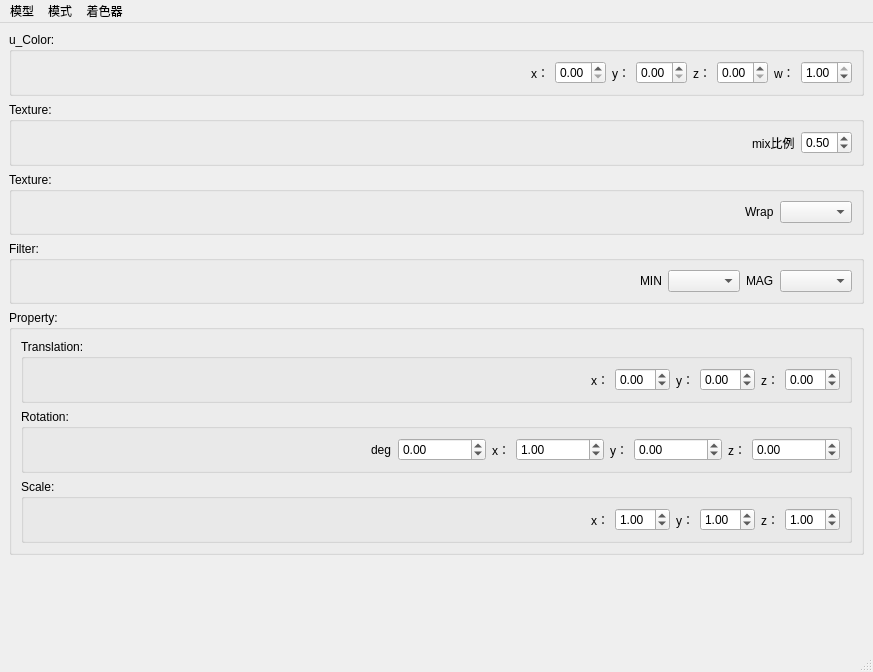
First picture: the form in mainwindow.ui, repository WeiMuYang/rendering-tool, before the edit.
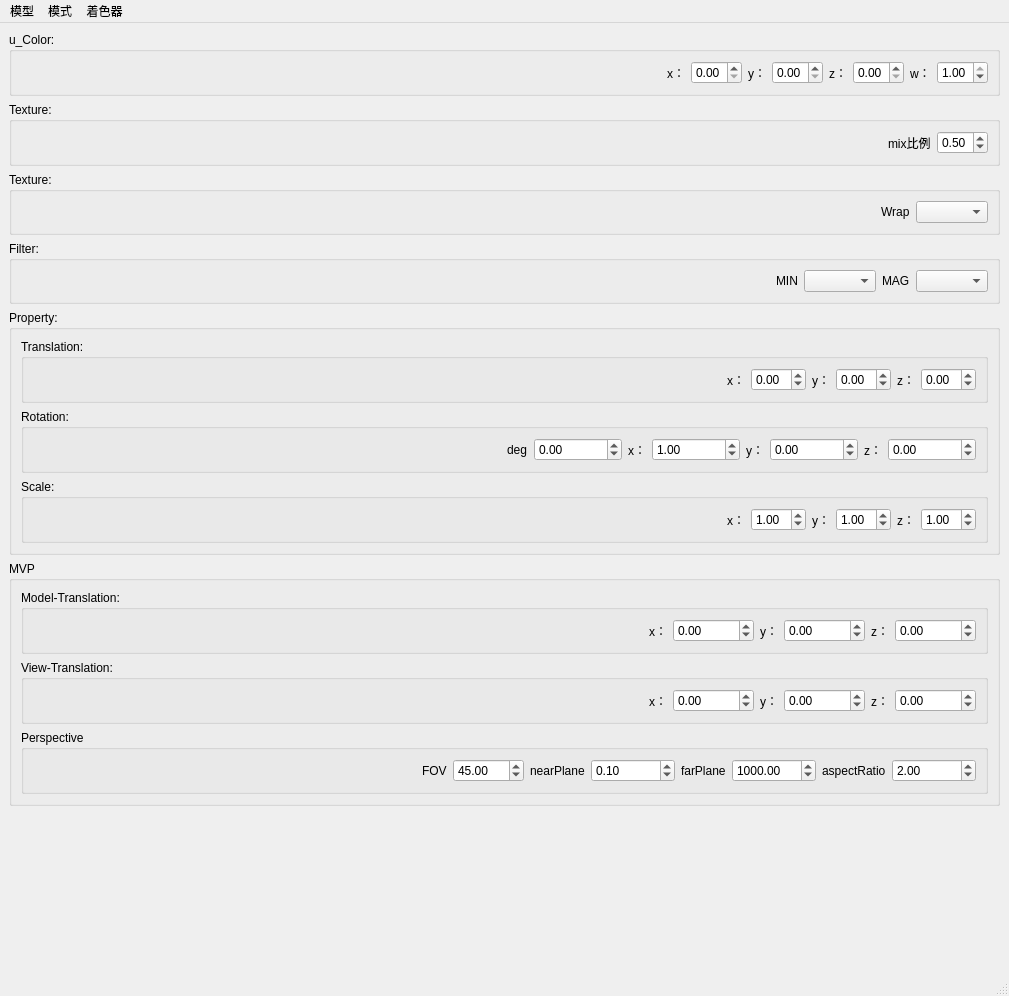
Second picture: the form after the edit. Custom widgets are drawn as their Qt base class.

Patch:
```diff
--- a/mainwindow.ui
+++ b/mainwindow.ui
@@ -6,8 +6,8 @@
    <rect>
     <x>0</x>
     <y>0</y>
-    <width>873</width>
-    <height>672</height>
+    <width>1009</width>
+    <height>996</height>
    </rect>
   </property>
   <property name="windowTitle">
@@ -563,6 +563,339 @@
       </layout>
      </widget>
     </item>
+    <item>
+     <widget class="QGroupBox" name="mvpBox">
+      <property name="minimumSize">
+       <size>
+        <width>0</width>
+        <height>50</height>
+       </size>
+      </property>
+      <property name="title">
+       <string>MVP</string>
+      </property>
+      <layout class="QVBoxLayout" name="verticalLayout_4">
+       <item>
+        <layout class="QVBoxLayout" name="verticalLayout_3">
+         <item>
+          <widget class="QGroupBox" name="colorUniformBox_10">
+           <property name="minimumSize">
+            <size>
+             <width>0</width>
+             <height>50</height>
+            </size>
+           </property>
+           <property name="title">
+            <string>Model-Translation:</string>
+           </property>
+           <layout class="QHBoxLayout" name="horizontalLayout_15">
+            <item>
+             <spacer name="horizontalSpacer_13">
+              <property name="orientation">
+               <enum>Qt::Horizontal</enum>
+              </property>
+              <property name="sizeHint" stdset="0">
+               <size>
+                <width>40</width>
+                <height>20</height>
+               </size>
+              </property>
+             </spacer>
+            </item>
+            <item>
+             <widget class="QLabel" name="label_35">
+              <property name="text">
+               <string>x：</string>
+              </property>
+             </widget>
+            </item>
+            <item>
+             <widget class="QDoubleSpinBox" name="model_tran_x_SpinBox">
+              <property name="minimum">
+               <double>-10000.000000000000000</double>
+              </property>
+              <property name="maximum">
+               <double>1000.000000000000000</double>
+              </property>
+              <property name="singleStep">
+               <double>1.000000000000000</double>
+              </property>
+              <property name="value">
+               <double>0.000000000000000</double>
+              </property>
+             </widget>
+            </item>
+            <item>
+             <widget class="QLabel" name="label_36">
+              <property name="text">
+               <string>y：</string>
+              </property>
+             </widget>
+            </item>
+            <item>
+             <widget class="QDoubleSpinBox" name="model_tran_y_SpinBox">
+              <property name="minimum">
+               <double>-10000.000000000000000</double>
+              </property>
+              <property name="maximum">
+               <double>1000.000000000000000</double>
+              </property>
+              <property name="singleStep">
+               <double>1.000000000000000</double>
+              </property>
+              <property name="value">
+               <double>0.000000000000000</double>
+              </property>
+             </widget>
+            </item>
+            <item>
+             <widget class="QLabel" name="label_37">
+              <property name="text">
+               <string>z：</string>
+              </property>
+             </widget>
+            </item>
+            <item>
+             <widget class="QDoubleSpinBox" name="model_tran_z_SpinBox">
+              <property name="minimum">
+               <double>-10000.000000000000000</double>
+              </property>
+              <property name="maximum">
+               <double>1000.000000000000000</double>
+              </property>
+              <property name="singleStep">
+               <double>1.000000000000000</double>
+              </property>
+              <property name="value">
+               <double>0.000000000000000</double>
+              </property>
+             </widget>
+            </item>
+           </layout>
+          </widget>
+         </item>
+         <item>
+          <widget class="QGroupBox" name="colorUniformBox_8">
+           <property name="minimumSize">
+            <size>
+             <width>0</width>
+             <height>50</height>
+            </size>
+           </property>
+           <property name="title">
+            <string>View-Translation:</string>
+           </property>
+           <layout class="QHBoxLayout" name="horizontalLayout_14">
+            <item>
+             <spacer name="horizontalSpacer_12">
+              <property name="orientation">
+               <enum>Qt::Horizontal</enum>
+              </property>
+              <property name="sizeHint" stdset="0">
+               <size>
+                <width>40</width>
+                <height>20</height>
+               </size>
+              </property>
+             </spacer>
+            </item>
+            <item>
+             <widget class="QLabel" name="label_30">
+              <property name="text">
+               <string>x：</string>
+              </property>
+             </widget>
+            </item>
+            <item>
+             <widget class="QDoubleSpinBox" name="view_tran_x_SpinBox">
+              <property name="minimum">
+               <double>-10000.000000000000000</double>
+              </property>
+              <property name="maximum">
+               <double>1000.000000000000000</double>
+              </property>
+              <property name="singleStep">
+               <double>1.000000000000000</double>
+              </property>
+              <property name="value">
+               <double>0.000000000000000</double>
+              </property>
+             </widget>
+            </item>
+            <item>
+             <widget class="QLabel" name="label_33">
+              <property name="text">
+               <string>y：</string>
+              </property>
+             </widget>
+            </item>
+            <item>
+             <widget class="QDoubleSpinBox" name="view_tran_y_SpinBox">
+              <property name="minimum">
+               <double>-10000.000000000000000</double>
+              </property>
+              <property name="maximum">
+               <double>1000.000000000000000</double>
+              </property>
+              <property name="singleStep">
+               <double>1.000000000000000</double>
+              </property>
+              <property name="value">
+               <double>0.000000000000000</double>
+              </property>
+             </widget>
+            </item>
+            <item>
+             <widget class="QLabel" name="label_34">
+              <property name="text">
+               <string>z：</string>
+              </property>
+             </widget>
+            </item>
+            <item>
+             <widget class="QDoubleSpinBox" name="view_tran_z_SpinBox">
+              <property name="minimum">
+               <double>-10000.000000000000000</double>
+              </property>
+              <property name="maximum">
+               <double>1000.000000000000000</double>
+              </property>
+              <property name="singleStep">
+               <double>1.000000000000000</double>
+              </property>
+              <property name="value">
+               <double>0.000000000000000</double>
+              </property>
+             </widget>
+            </item>
+           </layout>
+          </widget>
+         </item>
+         <item>
+          <widget class="QGroupBox" name="mvp1Box">
+           <property name="minimumSize">
+            <size>
+             <width>0</width>
+             <height>50</height>
+            </size>
+           </property>
+           <property name="title">
+            <string>Perspective</string>
+           </property>
+           <layout class="QHBoxLayout" name="horizontalLayout_13">
+            <item>
+             <spacer name="horizontalSpacer_11">
+              <property name="orientation">
+               <enum>Qt::Horizontal</enum>
+              </property>
+              <property name="sizeHint" stdset="0">
+               <size>
+                <width>40</width>
+                <height>20</height>
+               </size>
+              </property>
+             </spacer>
+            </item>
+            <item>
+             <widget class="QLabel" name="label_29">
+              <property name="text">
+               <string>FOV</string>
+              </property>
+             </widget>
+            </item>
+            <item>
+             <widget class="QDoubleSpinBox" name="Fov_SpinBox">
+              <property name="minimum">
+               <double>0.000000000000000</double>
+              </property>
+              <property name="maximum">
+               <double>1000.000000000000000</double>
+              </property>
+              <property name="singleStep">
+               <double>5.000000000000000</double>
+              </property>
+              <property name="value">
+               <double>45.000000000000000</double>
+              </property>
+             </widget>
+            </item>
+            <item>
+             <widget class="QLabel" name="Fov_SpinBox_2">
+              <property name="text">
+               <string>nearPlane</string>
+              </property>
+             </widget>
+            </item>
+            <item>
+             <widget class="QDoubleSpinBox" name="near_SpinBox">
+              <property name="minimum">
+               <double>0.000000000000000</double>
+              </property>
+              <property name="maximum">
+               <double>10000000000.000000000000000</double>
+              </property>
+              <property name="singleStep">
+               <double>0.100000000000000</double>
+              </property>
+              <property name="value">
+               <double>0.100000000000000</double>
+              </property>
+             </widget>
+            </item>
+            <item>
+             <widget class="QLabel" name="label_31">
+              <property name="text">
+               <string>farPlane</string>
+              </property>
+             </widget>
+            </item>
+            <item>
+             <widget class="QDoubleSpinBox" name="Far_SpinBox">
+              <property name="minimum">
+               <double>0.000000000000000</double>
+              </property>
+              <property name="maximum">
+               <double>10000000000.000000000000000</double>
+              </property>
+              <property name="singleStep">
+               <double>10.000000000000000</double>
+              </property>
+              <property name="value">
+               <double>1000.000000000000000</double>
+              </property>
+             </widget>
+            </item>
+            <item>
+             <widget class="QLabel" name="label_32">
+              <property name="text">
+               <string>aspectRatio</string>
+              </property>
+             </widget>
+            </item>
+            <item>
+             <widget class="QDoubleSpinBox" name="aspectRatio_SpinBox">
+              <property name="minimum">
+               <double>0.000000000000000</double>
+              </property>
+              <property name="maximum">
+               <double>10000000000.000000000000000</double>
+              </property>
+              <property name="singleStep">
+               <double>0.100000000000000</double>
+              </property>
+              <property name="value">
+               <double>2.000000000000000</double>
+              </property>
+             </widget>
+            </item>
+           </layout>
+          </widget>
+         </item>
+        </layout>
+       </item>
+      </layout>
+     </widget>
+    </item>
     <item>
      <widget class="Preview" name="PreviewWgt" native="true">
       <property name="sizePolicy">
@@ -580,7 +913,7 @@
     <rect>
      <x>0</x>
      <y>0</y>
-     <width>873</width>
+     <width>1009</width>
      <height>21</height>
     </rect>
    </property>
```
Left out of the diff: 8 changed lines with no effect on the pictures.
